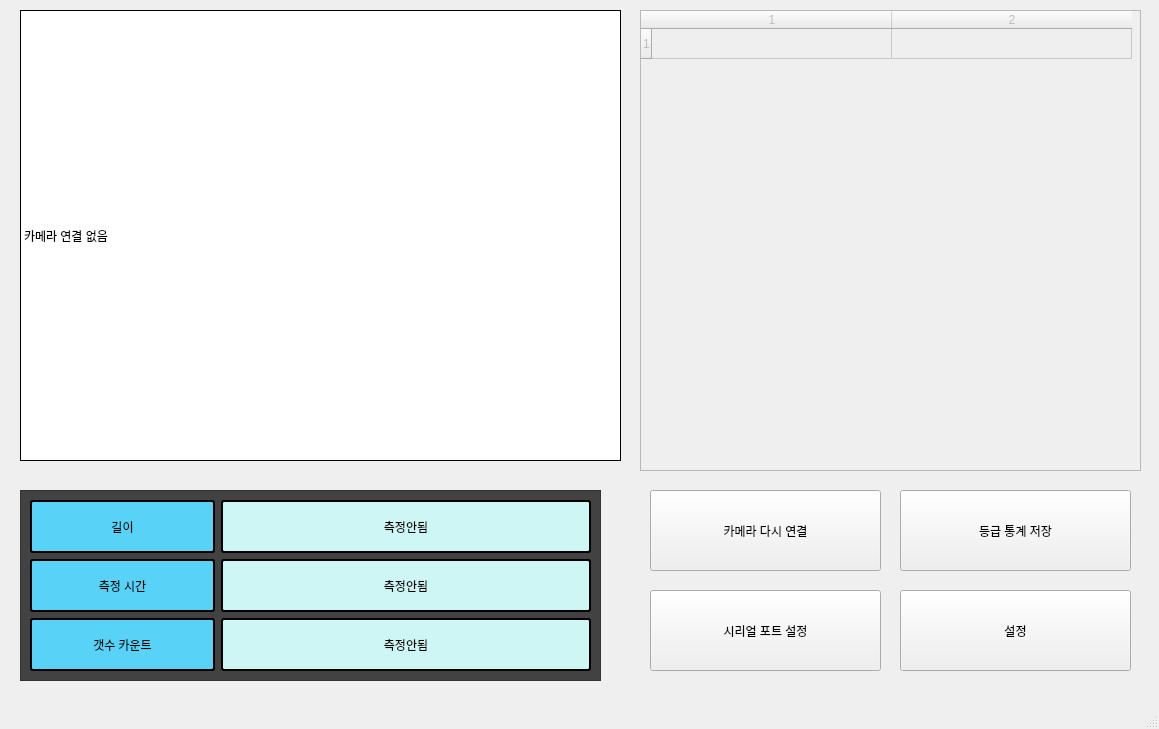
Qt form mainwindow.ui (yi1397/Image-processing-eel-sorter) before a commit.
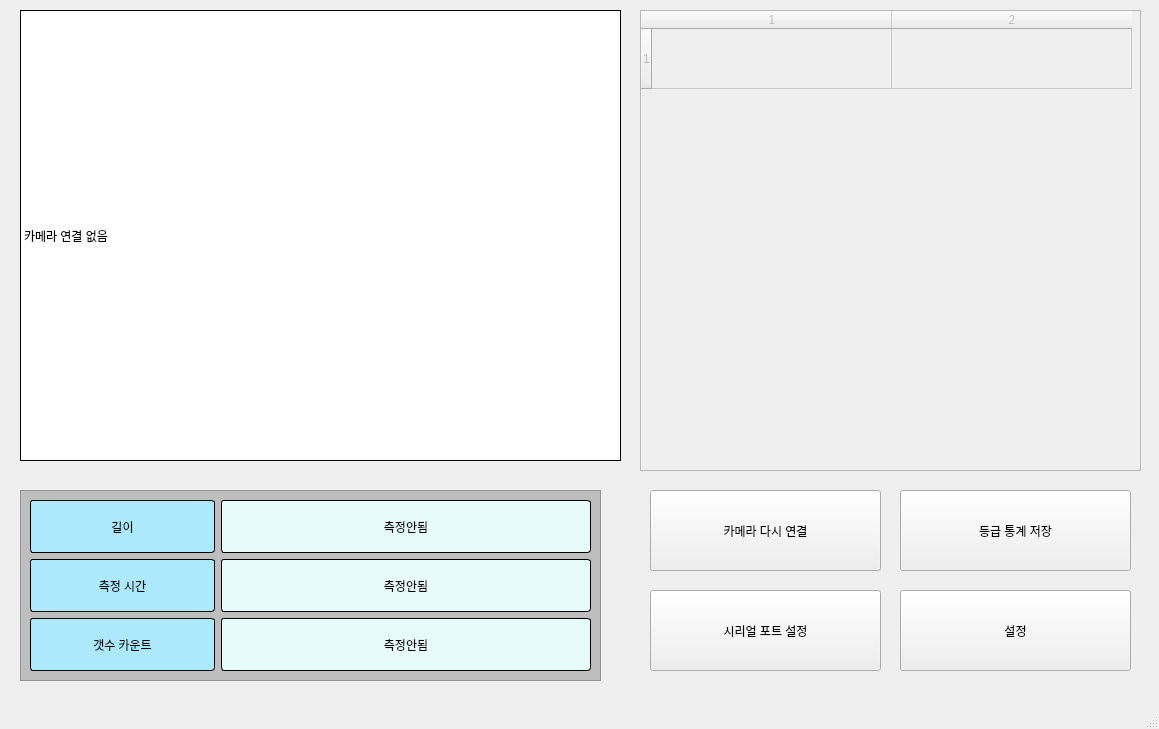
The same form after that commit.

```diff
--- a/mainwindow.ui
+++ b/mainwindow.ui
@@ -70,7 +70,7 @@
      </rect>
     </property>
     <property name="styleSheet">
-     <string notr="true">background-color: rgb(66, 66, 66);</string>
+     <string notr="true">background-color: rgb(190, 190, 190);</string>
     </property>
     <property name="frameShape">
      <enum>QFrame::StyledPanel</enum>
@@ -93,10 +93,10 @@
         <item>
          <widget class="QLabel" name="length_name">
           <property name="styleSheet">
-           <string notr="true">background-color : #58D3F7;
+           <string notr="true">background-color : #ace9fc;
 color : balck;
 border-style: solid;
-border-width: 2px;
+border-width: 1px;
 border-color: black;
 border-radius: 3px;
 font: 18pt &quot;맑은 고딕&quot;</string>
@@ -112,10 +112,10 @@
         <item>
          <widget class="QLabel" name="length_show">
           <property name="styleSheet">
-           <string notr="true">background-color : #CEF6F5;
+           <string notr="true">background-color : #e7fbfb;
 color : balck;
 border-style: solid;
-border-width: 2px;
+border-width: 1px;
 border-color: black;
 border-radius: 3px;
 font: 18pt &quot;맑은 고딕&quot;</string>
@@ -138,10 +138,10 @@
         <item>
          <widget class="QLabel" name="time_name">
           <property name="styleSheet">
-           <string notr="true">background-color : #58D3F7;
+           <string notr="true">background-color : #ace9fc;
 color : balck;
 border-style: solid;
-border-width: 2px;
+border-width: 1px;
 border-color: black;
 border-radius: 3px;
 font: 18pt &quot;맑은 고딕&quot;
@@ -158,14 +158,13 @@
         <item>
          <widget class="QLabel" name="time_show">
           <property name="styleSheet">
-           <string notr="true">background-color : #CEF6F5;
+           <string notr="true">background-color : #e7fbfb;
 color : balck;
 border-style: solid;
-border-width: 2px;
+border-width: 1px;
 border-color: black;
 border-radius: 3px;
 font: 18pt &quot;맑은 고딕&quot;
-
 </string>
           </property>
           <property name="text">
@@ -183,10 +182,10 @@
         <item>
          <widget class="QLabel" name="count_name">
           <property name="styleSheet">
-           <string notr="true">background-color : #58D3F7;
+           <string notr="true">background-color : #ace9fc;
 color : balck;
 border-style: solid;
-border-width: 2px;
+border-width: 1px;
 border-color: black;
 border-radius: 3px;
 font: 18pt &quot;맑은 고딕&quot;
@@ -203,13 +202,14 @@
         <item>
          <widget class="QLabel" name="count_show">
           <property name="styleSheet">
-           <string notr="true">background-color : #CEF6F5;
+           <string notr="true">background-color : #e7fbfb;
 color : balck;
 border-style: solid;
-border-width: 2px;
+border-width: 1px;
 border-color: black;
 border-radius: 3px;
 font: 18pt &quot;맑은 고딕&quot;
+
 </string>
           </property>
           <property name="text">
@@ -240,6 +240,9 @@
     <property name="autoFillBackground">
      <bool>false</bool>
     </property>
+    <property name="styleSheet">
+     <string notr="true">font: 14pt &quot;맑은 고딕&quot;;</string>
+    </property>
     <property name="frameShape">
      <enum>QFrame::StyledPanel</enum>
     </property>
@@ -261,6 +264,12 @@
     <attribute name="horizontalHeaderDefaultSectionSize">
      <number>240</number>
     </attribute>
+    <attribute name="verticalHeaderMinimumSectionSize">
+     <number>50</number>
+    </attribute>
+    <attribute name="verticalHeaderDefaultSectionSize">
+     <number>60</number>
+    </attribute>
     <row/>
     <column/>
     <column/>
```
